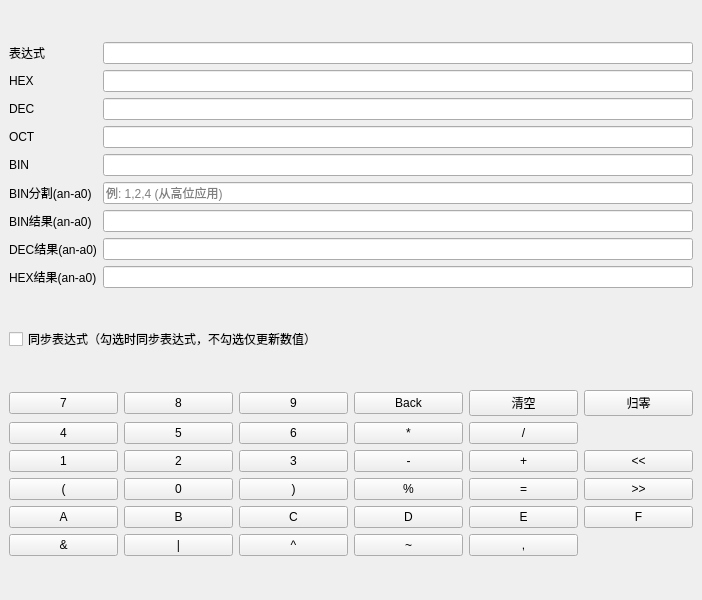
Qt form code/mainwindow.ui (Famarey/calculator) before a commit.
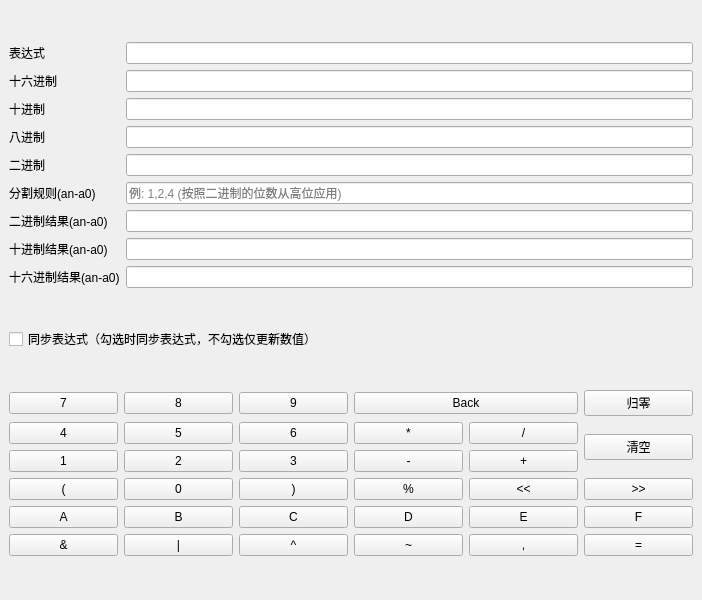
The same form after that commit.

```diff
--- a/code/mainwindow.ui
+++ b/code/mainwindow.ui
@@ -30,7 +30,7 @@
       <item row="1" column="0">
        <widget class="QLabel" name="labelHex">
         <property name="text">
-         <string>HEX</string>
+         <string>十六进制</string>
         </property>
        </widget>
       </item>
@@ -40,7 +40,7 @@
       <item row="2" column="0">
        <widget class="QLabel" name="labelDec">
         <property name="text">
-         <string>DEC</string>
+         <string>十进制</string>
         </property>
        </widget>
       </item>
@@ -50,7 +50,7 @@
       <item row="3" column="0">
        <widget class="QLabel" name="labelOct">
         <property name="text">
-         <string>OCT</string>
+         <string>八进制</string>
         </property>
        </widget>
       </item>
@@ -60,7 +60,7 @@
       <item row="4" column="0">
        <widget class="QLabel" name="labelBin">
         <property name="text">
-         <string>BIN</string>
+         <string>二进制</string>
         </property>
        </widget>
       </item>
@@ -70,21 +70,21 @@
       <item row="5" column="0">
        <widget class="QLabel" name="labelSplit">
         <property name="text">
-         <string>BIN分割(an-a0)</string>
+         <string>分割规则(an-a0)</string>
         </property>
        </widget>
       </item>
       <item row="5" column="1">
        <widget class="QLineEdit" name="editSplitRule">
         <property name="placeholderText">
-         <string>例: 1,2,4 (从高位应用)</string>
+         <string>例: 1,2,4 (按照二进制的位数从高位应用)</string>
         </property>
        </widget>
       </item>
       <item row="6" column="0">
        <widget class="QLabel" name="labelBinRes">
         <property name="text">
-         <string>BIN结果(an-a0)</string>
+         <string>二进制结果(an-a0)</string>
         </property>
        </widget>
       </item>
@@ -94,7 +94,7 @@
       <item row="7" column="0">
        <widget class="QLabel" name="labelDecRes">
         <property name="text">
-         <string>DEC结果(an-a0)</string>
+         <string>十进制结果(an-a0)</string>
         </property>
        </widget>
       </item>
@@ -104,7 +104,7 @@
       <item row="8" column="0">
        <widget class="QLabel" name="labelHexRes">
         <property name="text">
-         <string>HEX结果(an-a0)</string>
+         <string>十六进制结果(an-a0)</string>
         </property>
        </widget>
       </item>
@@ -133,13 +133,6 @@
         </property>
        </widget>
       </item>
-      <item row="5" column="4">
-       <widget class="QPushButton" name="btnEq">
-        <property name="text">
-         <string>=</string>
-        </property>
-       </widget>
-      </item>
       <item row="3" column="2">
        <widget class="QPushButton" name="btn3">
         <property name="text">
@@ -266,20 +259,6 @@
         </property>
        </widget>
       </item>
-      <item row="0" column="3">
-       <widget class="QPushButton" name="btnBackspace">
-        <property name="text">
-         <string>Back</string>
-        </property>
-       </widget>
-      </item>
-      <item row="0" column="4">
-       <widget class="QPushButton" name="btnClear">
-        <property name="text">
-         <string>清空</string>
-        </property>
-       </widget>
-      </item>
       <item row="0" column="5">
        <widget class="QPushButton" name="btnReset">
         <property name="text">
@@ -329,20 +308,6 @@
         </property>
        </widget>
       </item>
-      <item row="3" column="5">
-       <widget class="QPushButton" name="btnShl">
-        <property name="text">
-         <string>&lt;&lt;</string>
-        </property>
-       </widget>
-      </item>
-      <item row="5" column="5">
-       <widget class="QPushButton" name="btnShr">
-        <property name="text">
-         <string>&gt;&gt;</string>
-        </property>
-       </widget>
-      </item>
       <item row="5" column="3">
        <widget class="QPushButton" name="btnMod">
         <property name="text">
@@ -364,6 +329,41 @@
         </property>
        </widget>
       </item>
+      <item row="0" column="3" colspan="2">
+       <widget class="QPushButton" name="btnBackspace">
+        <property name="text">
+         <string>Back</string>
+        </property>
+       </widget>
+      </item>
+      <item row="8" column="5">
+       <widget class="QPushButton" name="btnEq">
+        <property name="text">
+         <string>=</string>
+        </property>
+       </widget>
+      </item>
+      <item row="5" column="5">
+       <widget class="QPushButton" name="btnShr">
+        <property name="text">
+         <string>&gt;&gt;</string>
+        </property>
+       </widget>
+      </item>
+      <item row="5" column="4">
+       <widget class="QPushButton" name="btnShl">
+        <property name="text">
+         <string>&lt;&lt;</string>
+        </property>
+       </widget>
+      </item>
+      <item row="2" column="5" rowspan="2">
+       <widget class="QPushButton" name="btnClear">
+        <property name="text">
+         <string>清空</string>
+        </property>
+       </widget>
+      </item>
      </layout>
     </item>
    </layout>
```
